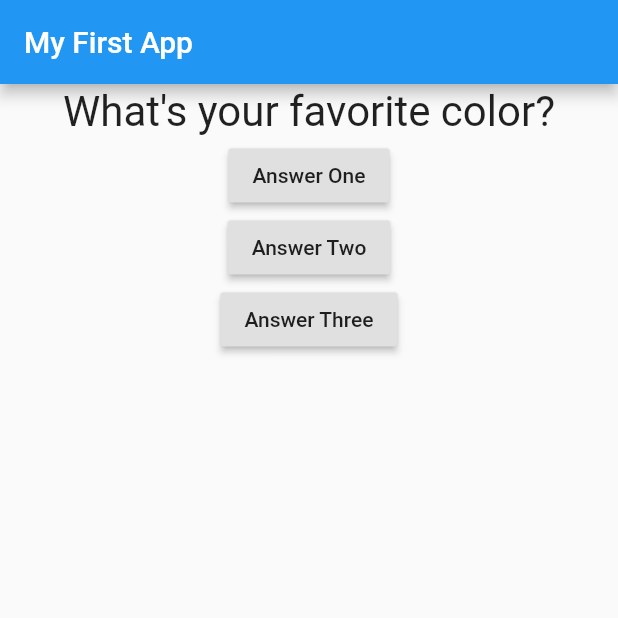
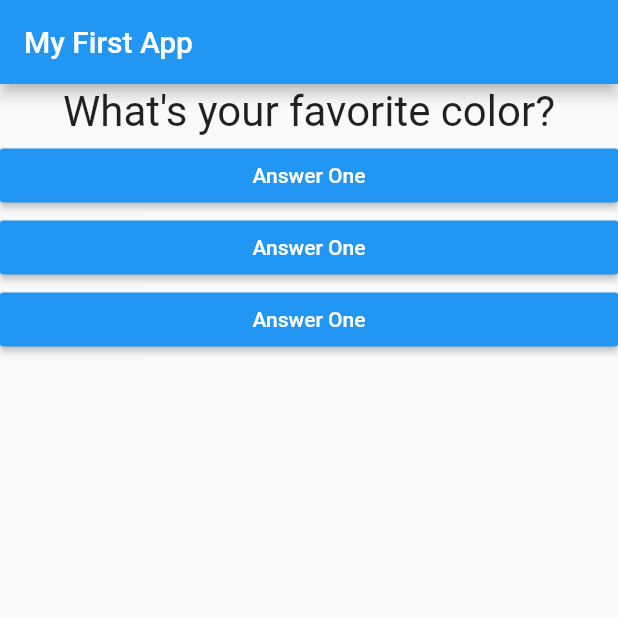
Before and after one commit to berenerchamion/flutter_oreilly1, a Flutter app: the screen it shows after launch, on a phone screen of 412 x 824 dp, the top half of it. Run offline on Flutter 3.47's test engine with Material 2 defaults, Android fonts, the phone set to English and light mode, and no system bars.

Commit message:
New Answer widget

```diff
--- /dev/null
+++ b/lib/answer.dart
@@ -0,0 +1,20 @@
+import 'package:flutter/material.dart';
+
+class Answer extends StatelessWidget {
+  final Function selectHandler;
+
+  Answer(this.selectHandler);
+
+  @override
+  Widget build(BuildContext context) {
+    return Container(
+      width: double.infinity,
+      child: RaisedButton(
+        color: Colors.blue,
+        textColor: Colors.white,
+        child: Text('Answer One'),
+        onPressed: selectHandler,
+      ), //Raised Button
+    ); //Container
+  }
+}
--- a/lib/main.dart
+++ b/lib/main.dart
@@ -1,5 +1,6 @@
 import 'package:flutter/material.dart';
 import './question.dart';
+import './answer.dart';
 
 void main() {
   runApp(MyApp());
@@ -35,20 +36,9 @@ class _MyAppState extends State<MyApp> {
         body: Column(
           children: <Widget>[
             Question(questions[_questionIndex]),
-            RaisedButton(
-              child: Text('Answer One'),
-              onPressed: _answerQuestion,
-            ),
-            RaisedButton(
-              child: Text('Answer Two'),
-              onPressed: () => print('Button Two pressed'),
-            ),
-            RaisedButton(
-              child: Text('Answer Three'),
-              onPressed: () {
-                print('Answer 3 chosen.');
-              },
-            ),
+            Answer(_answerQuestion),
+            Answer(_answerQuestion),
+            Answer(_answerQuestion),
           ],
         ), //End Column
       ), //End Scaffold
```
